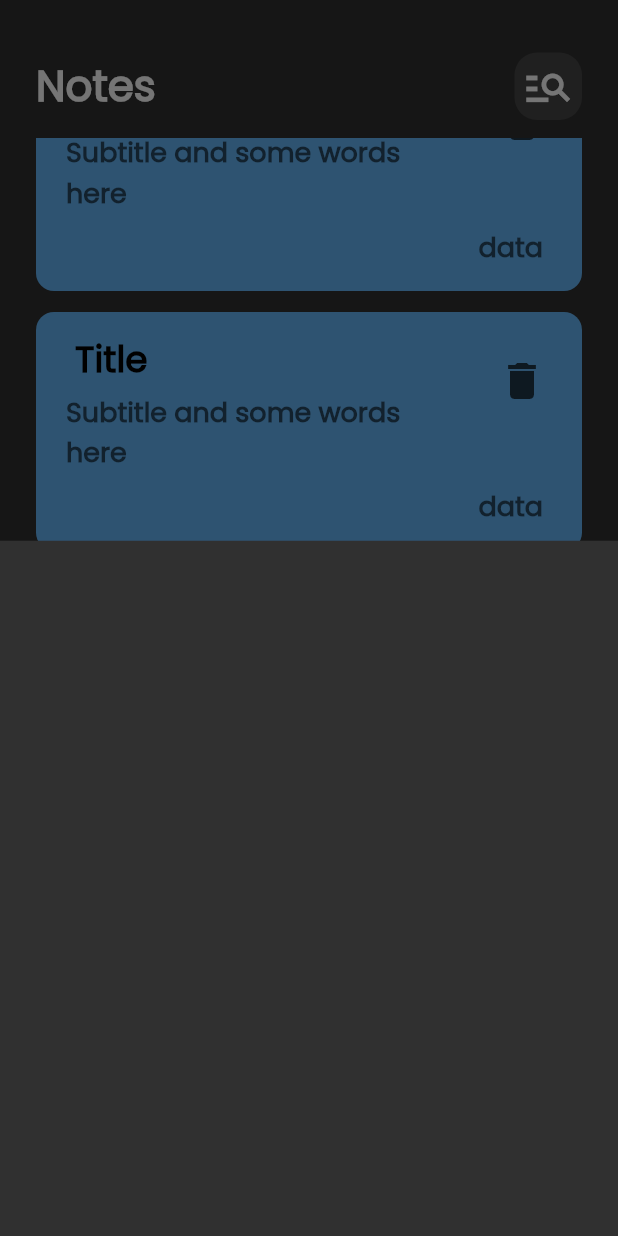
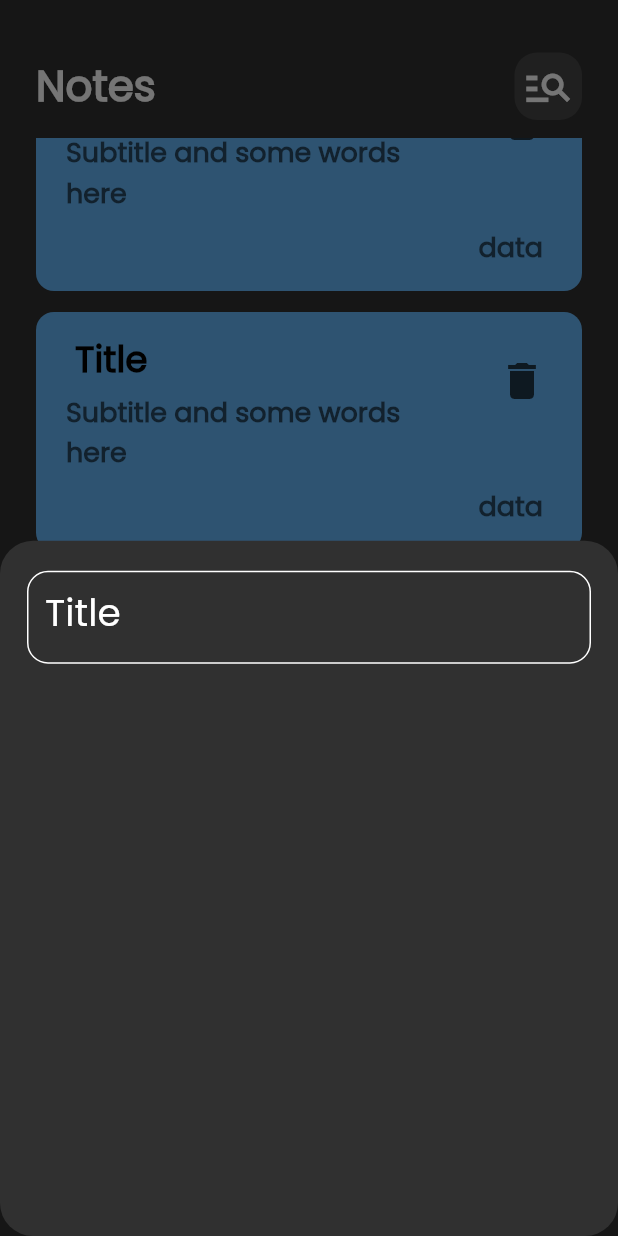
Before and after one commit to Ahmedmahmouddd/notes_app, a Flutter app: the screen it shows after launch, scrolled down 576 dp, after a tap on the "add" icon, on a phone screen of 412 x 824 dp. Run offline on Flutter 3.47's test engine with Material 2 defaults, Android fonts, the phone set to English and light mode, and no system bars.

Commit message:
create custom text field

```diff
--- /dev/null
+++ b/lib/constants.dart
@@ -0,0 +1,3 @@
+import 'package:flutter/material.dart';
+
+const kPrimarycolor = Color(0xff564984);
--- a/lib/views/notes_view.dart
+++ b/lib/views/notes_view.dart
@@ -12,6 +12,9 @@ class NotesView extends StatelessWidget {
       floatingActionButton: FloatingActionButton(
         onPressed: () {
           showModalBottomSheet(
+            shape: RoundedRectangleBorder(
+              borderRadius: BorderRadius.circular(22),
+            ),
             context: context,
             builder: (context) {
               return const AddNoteButtonSheet();
--- a/lib/widgets/add_note_button_sheet.dart
+++ b/lib/widgets/add_note_button_sheet.dart
@@ -1,10 +1,22 @@
 import 'package:flutter/material.dart';
+import 'package:note_app/widgets/custom_text_field.dart';
 
 class AddNoteButtonSheet extends StatelessWidget {
   const AddNoteButtonSheet({super.key});
 
   @override
   Widget build(BuildContext context) {
-    return Container();
+    // ignore: prefer_const_constructors
+    return Padding(
+      padding: const EdgeInsets.symmetric(horizontal: 18),
+      child: const Column(
+        children: [
+          Padding(
+            padding: EdgeInsets.only(top: 20.0),
+            child: CustomTextField(),
+          ),
+        ],
+      ),
+    );
   }
 }
--- /dev/null
+++ b/lib/widgets/custom_text_field.dart
@@ -0,0 +1,26 @@
+import 'package:flutter/material.dart';
+
+class CustomTextField extends StatelessWidget {
+  const CustomTextField({super.key});
+
+  @override
+  Widget build(BuildContext context) {
+    return TextField(
+      cursorColor: Colors.white,
+      decoration: InputDecoration(
+        label: const Text('Title'),
+        labelStyle: const TextStyle(color: Colors.white, fontSize: 25),
+        border: buildBorder(),
+        enabledBorder: buildBorder(),
+        focusedBorder: buildBorder(),
+      ),
+    );
+  }
+
+  OutlineInputBorder buildBorder() {
+    return OutlineInputBorder(
+      borderRadius: BorderRadius.circular(14),
+      borderSide: const BorderSide(color: Colors.white),
+    );
+  }
+}
```
